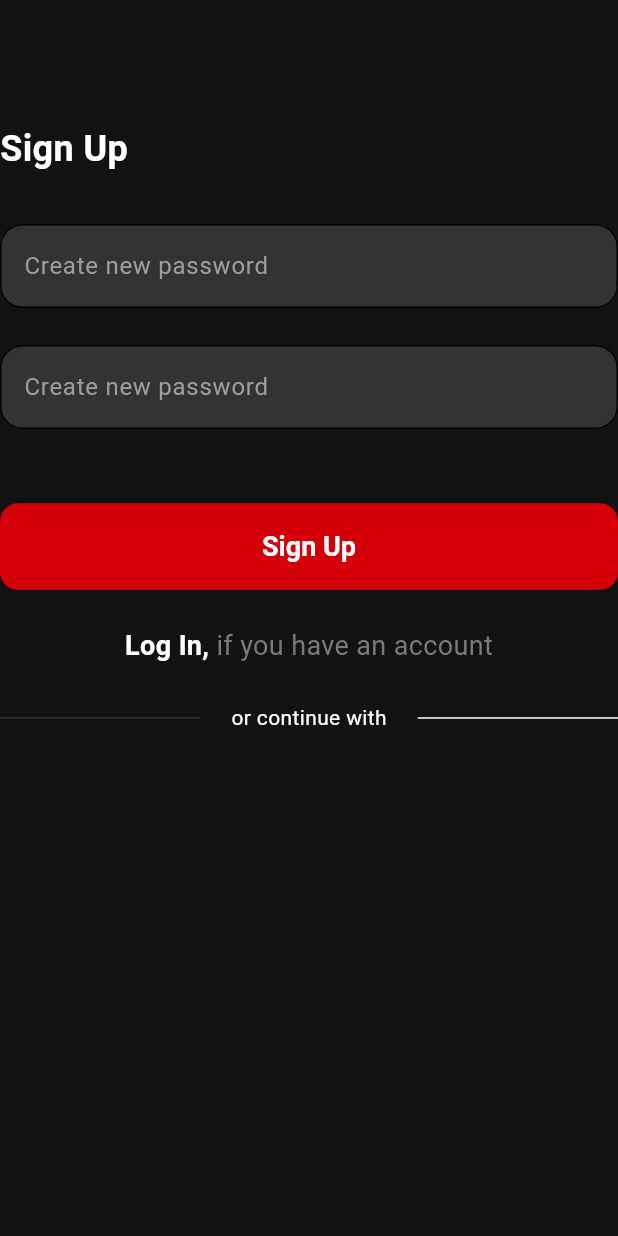
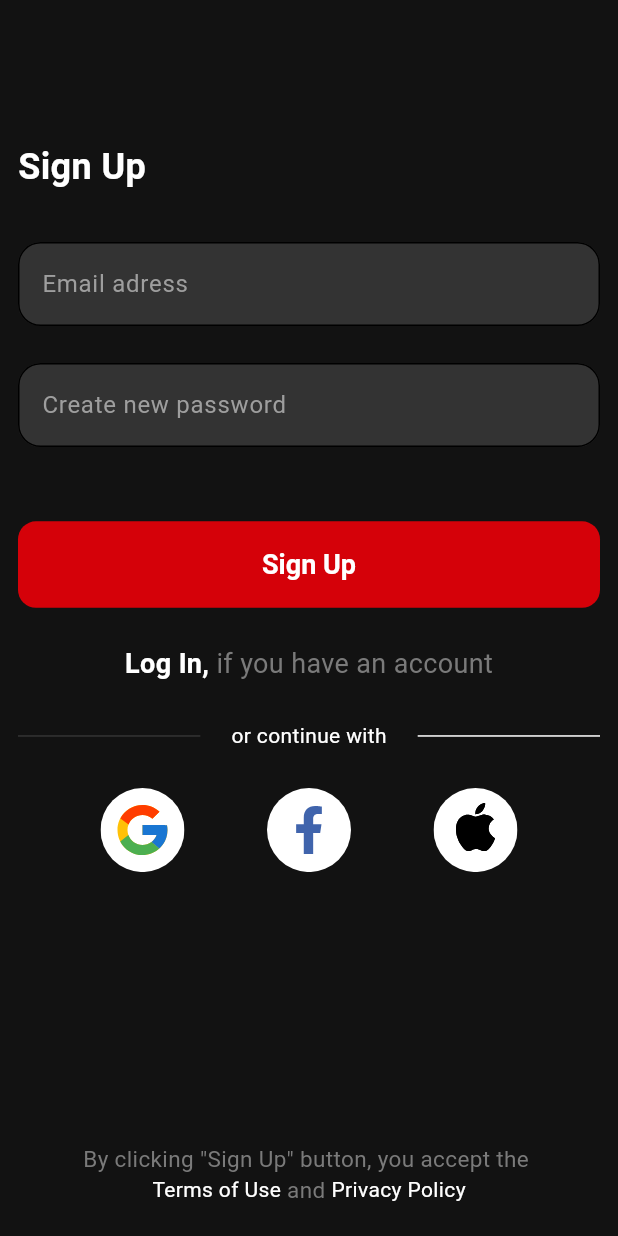
Before and after one commit to ilyosyusuf/exam, a Flutter app: the screen it shows after launch, on a phone screen of 412 x 824 dp. Run offline on Flutter 3.47's test engine with Material 2 defaults, Android fonts, the phone set to English and light mode, and no system bars; our stand-ins replace flutter_bloc, flutter_svg.

Commit message:
Sign Up View and PM const file were added to project

```diff
--- a/lib/core/constants/colors/color_const.dart
+++ b/lib/core/constants/colors/color_const.dart
@@ -7,4 +7,5 @@ class ColorConst {
   static const Color buttonBlueColor = Color(0XFF4C8BF5);
   static const Color formFieldColor = Color(0XFF333333);
   static const Color whiteColor = Colors.white;
+  static const Color textColor = Color.fromARGB(255, 122, 122, 122);
 }
--- a/lib/core/constants/font/font_style.dart
+++ b/lib/core/constants/font/font_style.dart
@@ -9,10 +9,11 @@ class FStyles {
   static const TextStyle headline3blue = TextStyle(fontSize: FSize.medium, fontWeight: FWeight.bold, color: ColorConst.whiteColor);
   static const TextStyle headline3s = TextStyle(fontSize: FSize.medium, fontWeight: FWeight.bold, color: ColorConst.whiteColor);
   static const TextStyle headline4s = TextStyle(fontSize: FSize.medium, color: ColorConst.whiteColor);
-  static const TextStyle headline4text = TextStyle(fontSize: FSize.medium, color: Color.fromARGB(255, 122, 122, 122));
+  static const TextStyle headline4text = TextStyle(fontSize: FSize.medium, color: ColorConst.textColor);
   static const TextStyle headline4sbold = TextStyle(fontSize: FSize.medium, fontWeight: FWeight.bold, color: ColorConst.whiteColor);
   static const TextStyle headline5s = TextStyle(fontSize: FSize.medium, color: ColorConst.whiteColor);
   static const TextStyle headline52 = TextStyle(fontSize: FSize.medium2, color: ColorConst.whiteColor);
+  static const TextStyle headline5text = TextStyle(fontSize: FSize.medium2, color: ColorConst.textColor);
   static const TextStyle headline6s = TextStyle(fontSize: FSize.small, color: ColorConst.whiteColor);
   static const TextStyle headline7s = TextStyle(fontSize: FSize.extraSmall, color: ColorConst.whiteColor);
 }
--- /dev/null
+++ b/lib/core/constants/pmconst/pm_const.dart
@@ -0,0 +1,9 @@
+import 'package:flutter/material.dart';
+
+class PMconst {
+  static const EdgeInsets extraSmall = EdgeInsets.all(6.0);
+  static const EdgeInsets small = EdgeInsets.all(12.0);
+  static const EdgeInsets medium = EdgeInsets.all(18.0);
+  static const EdgeInsets large = EdgeInsets.all(24.0);
+  static const EdgeInsets extraLarge = EdgeInsets.all(30.0);
+}
--- a/lib/screens/authentication/cubit/auth_cubit.dart
+++ b/lib/screens/authentication/cubit/auth_cubit.dart
@@ -1,3 +1,4 @@
+import 'package:examapp/core/constants/icons/icon_const.dart';
 import 'package:examapp/screens/authentication/state/auth_state.dart';
 import 'package:flutter/material.dart';
 import 'package:flutter_bloc/flutter_bloc.dart';
@@ -8,6 +9,7 @@ class AuthCubit extends Cubit<AuthState> {
   TextEditingController emailController = TextEditingController();
   TextEditingController passwordController = TextEditingController();
 
+  List socialAccounts = [IconConst.google, IconConst.facebook, IconConst.apple];
 
   changeState(AuthState state) {
     emit(state);
--- a/lib/screens/authentication/view/pages/signup_view.dart
+++ b/lib/screens/authentication/view/pages/signup_view.dart
@@ -1,12 +1,12 @@
 import 'package:examapp/core/constants/colors/color_const.dart';
 import 'package:examapp/core/constants/font/font_style.dart';
+import 'package:examapp/core/constants/pmconst/pm_const.dart';
 import 'package:examapp/core/extensions/context_extension.dart';
 import 'package:examapp/screens/authentication/cubit/auth_cubit.dart';
+import 'package:examapp/screens/authentication/view/widgets/auth_widget.dart';
 import 'package:examapp/widgets/textform/buttons/elevated_button.dart';
 import 'package:examapp/widgets/textform/text_form_widget.dart';
 import 'package:flutter/material.dart';
-import 'package:flutter/src/foundation/key.dart';
-import 'package:flutter/src/widgets/framework.dart';
 import 'package:flutter_bloc/flutter_bloc.dart';
 
 class SignUpView extends StatelessWidget {
@@ -24,61 +24,9 @@ class SignUpView extends StatelessWidget {
       backgroundColor: ColorConst.kPrimaryColor,
       body: SafeArea(
         bottom: false,
-        child: Column(
-          crossAxisAlignment: CrossAxisAlignment.start,
-          children: [
-            SizedBox(height: context.h * 0.1),
-            Text("Sign Up", style: FStyles.headline2s),
-            SizedBox(height: context.h * 0.04),
-            Form(
-              child: Column(
-                crossAxisAlignment: CrossAxisAlignment.start,
-                children: [
-                  MyTextField.textField(
-                      text: "Create new password",
-                      controller: data.emailController),
-                  SizedBox(height: context.h * 0.03),
-                  MyTextField.textField(
-                      text: "Create new password",
-                      controller: data.passwordController),
-                ],
-              ),
-            ),
-            SizedBox(height: context.h * 0.06),
-            ElevatedButtonWidget(
-              height: context.h * 0.07,
-              width: context.w,
-              child: Text("Sign Up", style: FStyles.headline3s), onPressed: (){
-
-            }),
-            SizedBox(height: context.h * 0.03),
-            Row(
-              mainAxisAlignment: MainAxisAlignment.center,
-              children: [
-                InkWell(
-                  child: Text("Log In,", style: FStyles.headline4sbold,),
-                ),
-                Text(" if you have an account", style: FStyles.headline4text,)
-              ],
-            ),
-            SizedBox(height: context.h * 0.03),
-            Row(
-              children: [
-                Expanded(
-                    child: Divider(
-                  thickness: 1,
-                  color: ColorConst.formFieldColor,
-                )),
-                SizedBox(width: context.w * 0.05),
-                Text("or continue with"),
-                SizedBox(width: context.w * 0.05),
-                Expanded(
-                    child: Divider(
-                  thickness: 1,
-                ))
-              ],
-            )
-          ],
+        child: Padding(
+          padding: PMconst.small,
+          child: AuthWidget(data: data),
         ),
       ),
     );
--- /dev/null
+++ b/lib/screens/authentication/view/widgets/auth_widget.dart
@@ -0,0 +1,109 @@
+
+import 'package:examapp/core/constants/colors/color_const.dart';
+import 'package:examapp/core/constants/font/font_style.dart';
+import 'package:examapp/core/extensions/context_extension.dart';
+import 'package:examapp/screens/authentication/cubit/auth_cubit.dart';
+import 'package:examapp/widgets/textform/buttons/elevated_button.dart';
+import 'package:examapp/widgets/textform/text_form_widget.dart';
+import 'package:flutter/material.dart';
+
+class AuthWidget extends StatelessWidget {
+  final AuthCubit data;
+  const AuthWidget({
+    Key? key,
+    required this.data,
+  }) : super(key: key);
+
+
+  @override
+  Widget build(BuildContext context) {
+    return Column(
+      crossAxisAlignment: CrossAxisAlignment.start,
+      children: [
+        SizedBox(height: context.h * 0.1),
+        Text("Sign Up", style: FStyles.headline2s),
+        SizedBox(height: context.h * 0.04),
+        Form(
+          child: Column(
+            crossAxisAlignment: CrossAxisAlignment.start,
+            children: [
+              MyTextField.textField(
+                  text: "Email adress",
+                  controller: data.emailController),
+              SizedBox(height: context.h * 0.03),
+              MyTextField.textField(
+                  text: "Create new password",
+                  controller: data.passwordController),
+            ],
+          ),
+        ),
+        SizedBox(height: context.h * 0.06),
+        ElevatedButtonWidget(
+            height: context.h * 0.07,
+            width: context.w,
+            child: Text("Sign Up", style: FStyles.headline3s),
+            onPressed: () {}),
+        SizedBox(height: context.h * 0.03),
+        Row(
+          mainAxisAlignment: MainAxisAlignment.center,
+          children: const [
+            InkWell(
+              child: Text(
+                "Log In,",
+                style: FStyles.headline4sbold,
+              ),
+            ),
+            Text(
+              " if you have an account",
+              style: FStyles.headline4text,
+            )
+          ],
+        ),
+        SizedBox(height: context.h * 0.03),
+        Row(
+          children: [
+            const Expanded(
+                child: Divider(
+              thickness: 1,
+              color: ColorConst.formFieldColor,
+            )),
+            SizedBox(width: context.w * 0.05),
+            Text("or continue with"),
+            SizedBox(width: context.w * 0.05),
+            const Expanded(
+                child: Divider(
+              thickness: 1,
+            ))
+          ],
+        ),
+        SizedBox(height: context.h * 0.03),
+        Row(
+          mainAxisAlignment: MainAxisAlignment.spaceEvenly,
+          children: [
+            data.socialAccounts[0],
+            data.socialAccounts[1],
+            data.socialAccounts[2],
+          ],
+        ),
+        const Spacer(),
+        Column(
+          children: [
+            const Text(
+              "By clicking \"Sign Up\" button, you accept the ",
+              style: FStyles.headline5text,
+            ),
+            Row(
+              mainAxisAlignment: MainAxisAlignment.center,
+              children: const [
+                InkWell(child: Text("Terms of Use")),
+                Text(" and ", style: FStyles.headline5text),
+                InkWell(child: Text("Privacy Policy")),
+              ],
+            ),
+        SizedBox(height: context.h * 0.01),
+          ],
+        )
+      ],
+    );
+  }
+}
```
